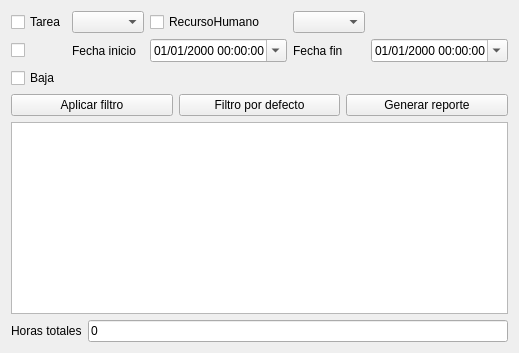
Above: views/ui/actividad_query_form.ui from CocoMarck/administracionDeActividades before the change. Below: the same form after it.
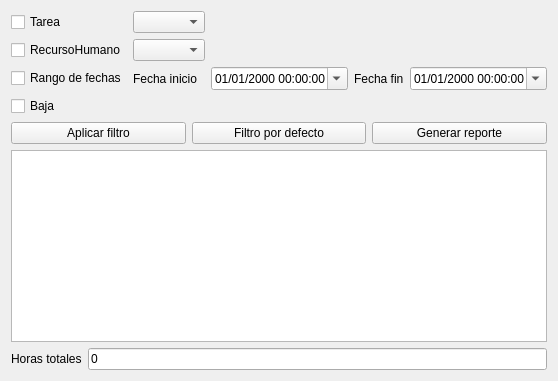
That is the form after the change.

Commit message: Query form improved

What changed in the file:
```diff
--- a/views/ui/actividad_query_form.ui
+++ b/views/ui/actividad_query_form.ui
@@ -26,7 +26,7 @@
      </item>
      
      <!-- RecursoHumanoId-->
-     <item row="0" column="2">
+     <item row="1" column="0">
       <widget class="QCheckBox" name="checkbox_recurso">
        <property name="text">
         <string>RecursoHumano</string>
@@ -35,7 +35,7 @@
       </widget>
      </item>
      
-     <item row="0" column="3">
+     <item row="1" column="1">
       <widget class="QComboBox" name="combobox_recurso">
 
       </widget>
@@ -43,20 +43,21 @@
     
 
     <!-- Fila 2: Fecha Inicio y Fecha Fin -->
-     <item row="1" column="0">
+     <item row="2" column="0">
       <widget class="QCheckBox" name="checkbox_datetime_range">
+       <property name="text"> <string>Rango de fechas</string> </property>
       </widget>
      </item>
      
      <!-- Fecha inicio -->
-     <item row="1" column="1">
+     <item row="2" column="1">
       <widget class="QLabel" name="label_start_datetime">
        <property name="text"> <string>Fecha inicio</string> </property>
 
       </widget>
      </item>
      
-     <item row="1" column="2">
+     <item row="2" column="2">
       <widget class="QDateTimeEdit" name="start_datetime">
        <property name="calendarPopup"> <bool>true</bool> </property>
        <property name="displayFormat">
@@ -68,14 +69,14 @@
      
      
      <!-- Fecha fin -->
-     <item row="1" column="3">
+     <item row="2" column="3">
       <widget class="QLabel" name="label_end_datetime">
        <property name="text"> <string>Fecha fin</string> </property>
 
       </widget>
      </item>
      
-     <item row="1" column="4">
+     <item row="2" column="4">
       <widget class="QDateTimeEdit" name="end_datetime">
        <property name="calendarPopup"> <bool>true</bool> </property>
        <property name="displayFormat">
@@ -86,7 +87,7 @@
      </item>
      
      <!-- Fila 3: Baja -->
-     <item row="2" column="0">
+     <item row="3" column="0">
       <widget class="QCheckBox" name="checkbox_soft_delete">
        <property name="text">
         <string>Baja</string>
```
